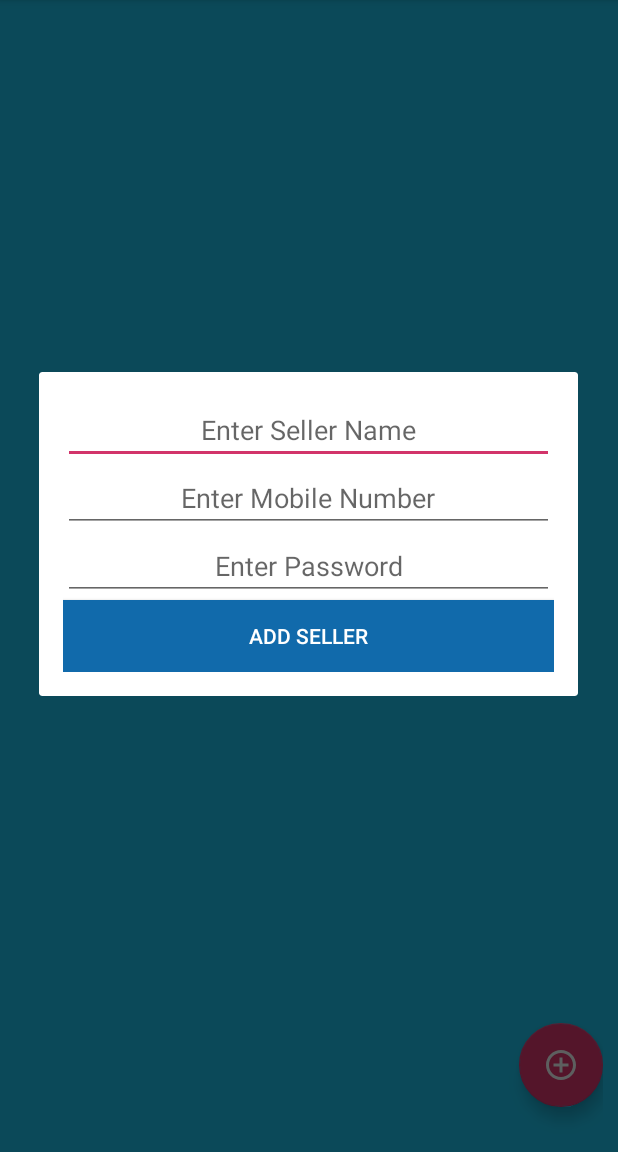
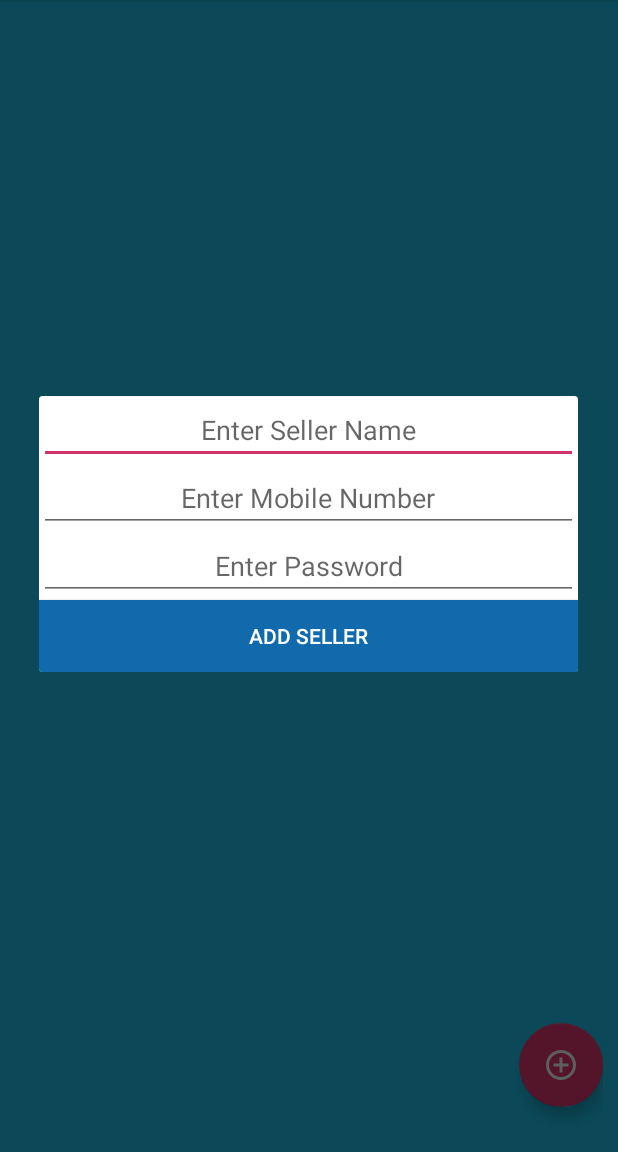
Before and after one commit to superssingh/OnlineInventory, an Android app: the UserActivity screen opened directly, with no data from a screen before it, after a tap on an icon or button, on a phone screen of 412 x 824 dp, the part 84-1236 px from its top. Run offline under Robolectric (Android 15) with nearby library versions, the phone set to English and light mode, and no system bars; our stand-ins replace ButterKnife, Firebase (no records; nobody signed in at launch, a user with empty details on screens opened directly).

```diff
--- a/app/build.gradle
+++ b/app/build.gradle
@@ -28,12 +28,10 @@ dependencies {
     testCompile 'junit:junit:4.12'
     compile 'com.android.support:appcompat-v7:25.1.0'
     compile 'com.android.support:design:25.1.0'
-//    compile 'com.google.firebase:firebase-core:10.0.1'
+    compile 'com.google.firebase:firebase-core:10.0.1'
     compile 'com.google.firebase:firebase-database:10.0.1'
     compile 'com.firebaseui:firebase-ui:1.1.1'
     compile 'com.firebaseui:firebase-ui-database:1.1.1'
-    compile 'com.github.bumptech.glide:glide:3.7.0'
-//    compile 'com.android.support:support-v4:25.0.1'
 
     compile 'com.jakewharton:butterknife:8.5.1'
     annotationProcessor 'com.jakewharton:butterknife-compiler:8.5.1'
--- a/app/src/main/java/com/santossingh/onlineinventory/Adapter/FirebaseRecyclerAdatper/RecycleAdapter.java
+++ b/app/src/main/java/com/santossingh/onlineinventory/Adapter/FirebaseRecyclerAdatper/RecycleAdapter.java
@@ -1,6 +1,5 @@
 package com.santossingh.onlineinventory.Adapter.FirebaseRecyclerAdatper;
 
-import android.app.Dialog;
 import android.support.v7.widget.RecyclerView;
 import android.view.LayoutInflater;
 import android.view.View;
@@ -24,7 +23,6 @@ import java.util.List;
 
 public class RecycleAdapter extends RecyclerView.Adapter<RecycleAdapter.Holder>{
 
-    Dialog dialog;
     private List<Inventory> inventories;
     private Inventory currentData;
     private View rcView;
--- a/app/src/main/java/com/santossingh/onlineinventory/Adapter/FirebaseRecyclerAdatper/UserRecycleAdapter.java
+++ b/app/src/main/java/com/santossingh/onlineinventory/Adapter/FirebaseRecyclerAdatper/UserRecycleAdapter.java
@@ -102,7 +102,7 @@ public class UserRecycleAdapter extends RecyclerView.Adapter<UserRecycleAdapter.
 
     public class Holder extends RecyclerView.ViewHolder implements View.OnClickListener {
         Button delete;
-        private TextView user, password, mobile;
+        private TextView user, mobile,password;
         private GetDataFromAdapter callback;
 
         public Holder(View itemView, GetDataFromAdapter callback) {
--- a/app/src/main/java/com/santossingh/onlineinventory/Models/Sellers.java
+++ b/app/src/main/java/com/santossingh/onlineinventory/Models/Sellers.java
@@ -5,18 +5,17 @@ package com.santossingh.onlineinventory.Models;
  */
 
 public class Sellers {
-    private String username;
-    private String password;
-    private String mobile;
+    private String username,mobile, password;
+
     private String key;
 
     public Sellers() {
     }
 
-    public Sellers(String username, String password, String mobile) {
+    public Sellers(String username, String mobile, String password) {
         this.username = username;
+        this.mobile = mobile;
         this.password = password;
-        this.mobile = mobile;
     }
 
     public String getUsername() {
--- a/app/src/main/java/com/santossingh/onlineinventory/SellerActivity.java
+++ b/app/src/main/java/com/santossingh/onlineinventory/SellerActivity.java
@@ -37,6 +37,7 @@ public class SellerActivity extends AppCompatActivity implements SellerRecycleAd
     DatabaseReference inventoryRef, ordersRef;
     String sellerID = "000";
     AlertDialog dialog;
+
     @Override
     protected void onCreate(Bundle savedInstanceState) {
         super.onCreate(savedInstanceState);
--- a/app/src/main/res/layout/activity_add_user.xml
+++ b/app/src/main/res/layout/add_user.xml
@@ -1,15 +1,7 @@
 <?xml version="1.0" encoding="utf-8"?>
 <LinearLayout xmlns:android="http://schemas.android.com/apk/res/android"
-    xmlns:tools="http://schemas.android.com/tools"
-    android:id="@+id/activity_add_user"
-    android:layout_width="match_parent"
-    android:layout_height="match_parent"
-    android:orientation="vertical"
-    android:paddingBottom="@dimen/activity_vertical_margin"
-    android:paddingLeft="@dimen/activity_horizontal_margin"
-    android:paddingRight="@dimen/activity_horizontal_margin"
-    android:paddingTop="@dimen/activity_vertical_margin"
-    tools:context="com.santossingh.onlineinventory.Activities.AddUserActivity">
+    android:layout_width="match_parent" android:layout_height="match_parent"
+    android:orientation="vertical">
 
     <EditText
         android:id="@+id/userName"
```
Also changed, not shown: app/src/main/java/com/santossingh/onlineinventory/MainActivity.java (+17 -23 lines), app/src/main/java/com/santossingh/onlineinventory/OrdersActivity.java (+11 -6 lines), app/src/main/java/com/santossingh/onlineinventory/UserActivity.java (+16 -13 lines), app/src/main/res/layout/activity_main.xml (+4 -4 lines), 1 other file.
